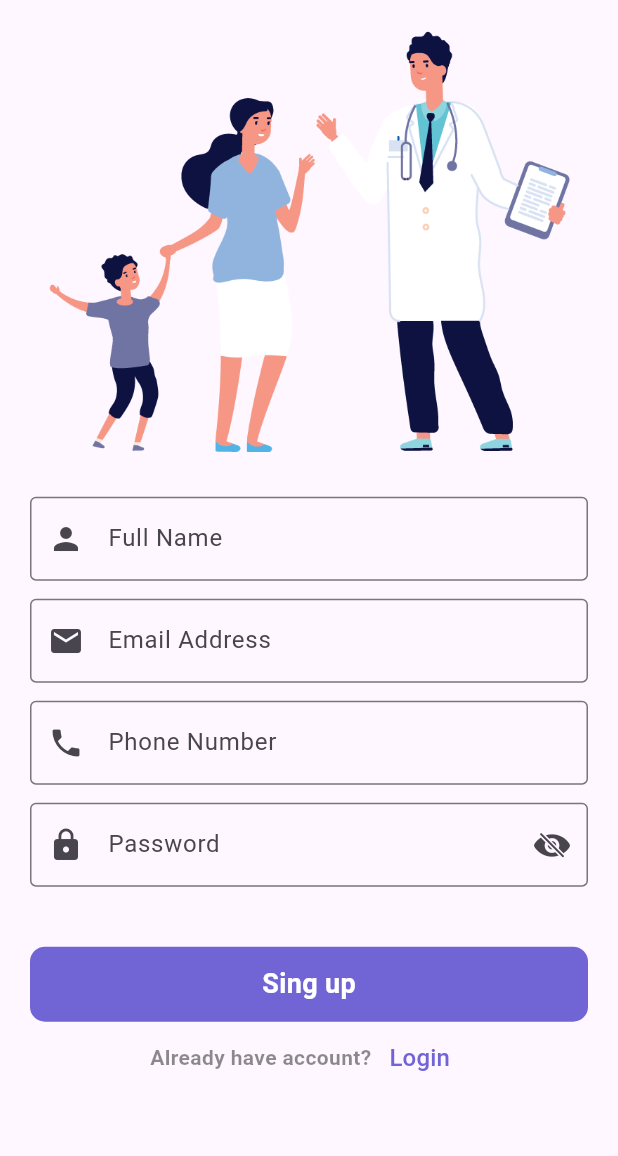
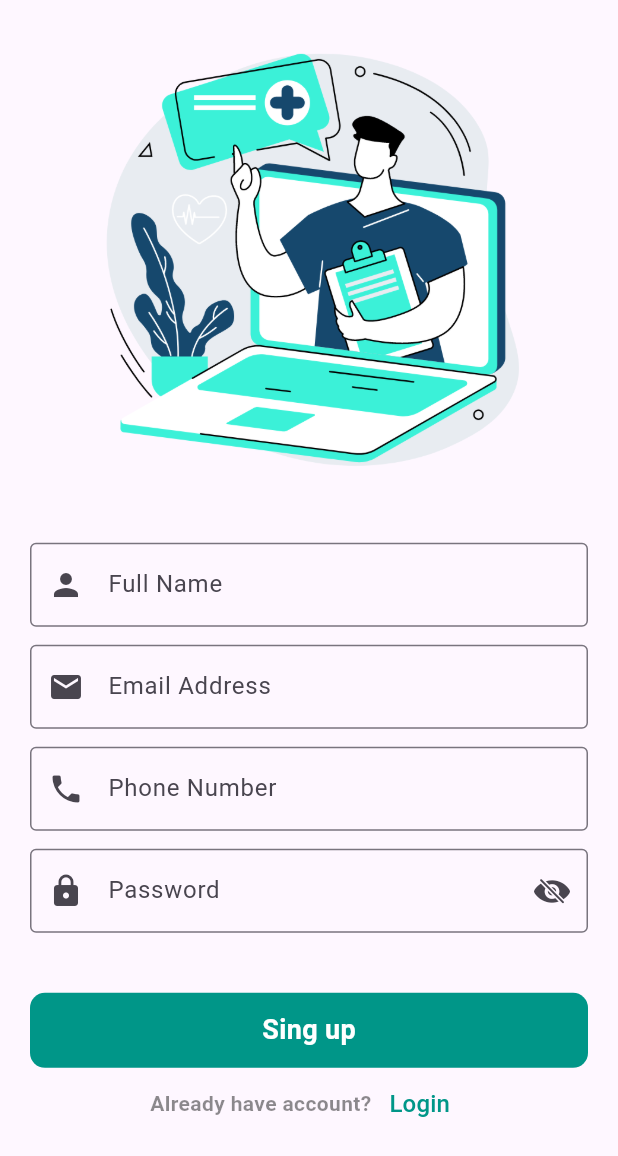
Before and after one commit to abdulrhmanGhandour/medic-app, a Flutter app: the DoctorLoginView screen opened by its route, after a tap on "Create Account", on a phone screen of 412 x 824 dp. Shown: the top 1156 px of the screen. Run offline on Flutter 3.47's test engine with Material 3 defaults, Android fonts, the phone set to English and light mode, and no system bars; our stand-ins replace go_router.

Commit message:
sing up doctor view done

```diff
--- a/lib/core/utls/app_router.dart
+++ b/lib/core/utls/app_router.dart
@@ -1,5 +1,6 @@
 import 'package:go_router/go_router.dart';
 import 'package:medicapp/features/Authentication/presanteion/view/doctor_login_view.dart';
+import 'package:medicapp/features/Authentication/presanteion/view/doctor_sing_up_view.dart';
 import 'package:medicapp/features/Authentication/presanteion/view/login_view.dart';
 import 'package:medicapp/features/Authentication/presanteion/view/sing_up_view.dart';
 import 'package:medicapp/features/clinics/presanteion/view/clinics_view.dart';
@@ -57,6 +58,10 @@ abstract class AppRouter {
         path: kDoctorLoginView,
         builder: (context, state) => const DoctorLoginView(),
       ),
+       GoRoute(
+        path: kDoctorSingUpView,
+        builder: (context, state) => const DoctorSingUpView(),
+      ),
     ],
   );
 }
--- a/lib/features/Authentication/presanteion/view/doctor_sing_up_view.dart
+++ b/lib/features/Authentication/presanteion/view/doctor_sing_up_view.dart
@@ -8,7 +8,9 @@ class DoctorSingUpView extends StatelessWidget {
   Widget build(BuildContext context) {
     return const SafeArea(
       child: Scaffold(
-        body: DoctorSingUpViewBody(),
+        body: SingleChildScrollView(
+          child: DoctorSingUpViewBody(),
+        ),
       ),
     );
   }
--- a/lib/features/Authentication/presanteion/view/widgets/doctor_login_view_body.dart
+++ b/lib/features/Authentication/presanteion/view/widgets/doctor_login_view_body.dart
@@ -48,7 +48,7 @@ class DoctorLoginViewBody extends StatelessWidget {
               text2: 'Create Account',
               textColor:ColorData.kSecndoryColor,
               onPressed: () {
-                 GoRouter.of(context).push(AppRouter.kSingUpView);
+                 GoRouter.of(context).push(AppRouter.kDoctorSingUpView);
               },
             ),
           ],
--- a/lib/features/Authentication/presanteion/view/widgets/doctor_sing_up_view_body.dart
+++ b/lib/features/Authentication/presanteion/view/widgets/doctor_sing_up_view_body.dart
@@ -18,7 +18,7 @@ class DoctorSingUpViewBody extends StatelessWidget {
       child: Column(
         children: [
           Image.asset(
-            AssetsData.kDoctorsImage,
+            AssetsData.kDoctorAut,
           ),
           const SizedBox(
             height: 30,
@@ -48,14 +48,15 @@ class DoctorSingUpViewBody extends StatelessWidget {
           const SizedBox(
             height: 40,
           ),
-          const CustomTextButton(
+           CustomTextButton(
             text: 'Sing up',
             textColor: Colors.white,
-            color: ColorData.kPrimaryColor,
+            color: ColorData.kSecndoryColor,
           ),
           CustomQuestionWidget(
             text: 'Already have account?',
             text2: 'Login',
+            textColor: ColorData.kSecndoryColor,
             onPressed: () {
               GoRouter.of(context).push(AppRouter.kDoctorLoginView);
             },
```
